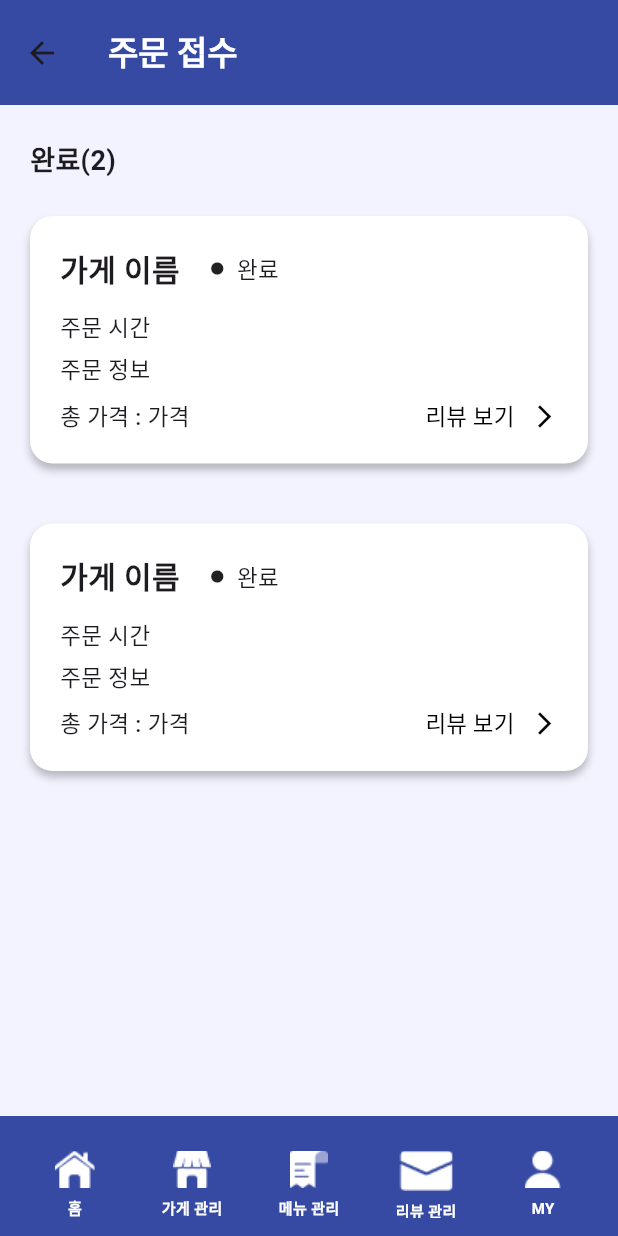
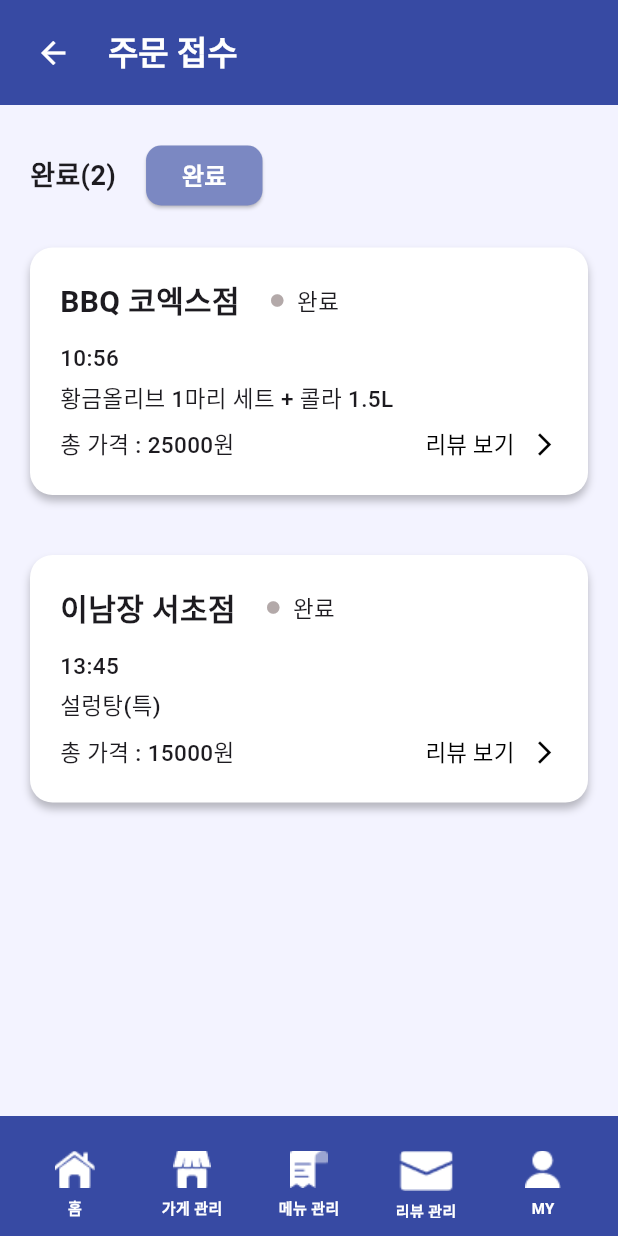
Before and after one commit to CSAI-CommentScribeAI/frontend, a Flutter app: the ReceiptPage screen opened directly, on a phone screen of 412 x 824 dp. Run offline on Flutter 3.47's test engine with Material 3 defaults, Android fonts, the phone set to English and light mode, and no system bars; our stand-ins replace email_validator, flutter_rating_bar, get, image_picker, syncfusion_flutter_charts, toggle_switch.

Commit message:
feat : #23 주문 정보 추가 및 리뷰 보기 버튼 기능 구현
주문정보를 객체 리스트로 만들어 해당하는 주문 정보를 집어넣고 가게 이름을 selectedStore에 집어넣어 리뷰 페이지로 이동

```diff
--- a/lib/screens/home_screen.dart
+++ b/lib/screens/home_screen.dart
@@ -1,12 +1,12 @@
 import 'package:flutter/material.dart';
 import 'package:frontend/charts/feedback_chart.dart';
 import 'package:frontend/screens/Menu_screen.dart';
+import 'package:frontend/screens/receipt_screen.dart';
 import 'package:frontend/screens/review_screen.dart';
 import 'package:frontend/screens/store_screen.dart';
 import 'package:frontend/widgets/circle_widget.dart';
 import 'package:frontend/widgets/current_widget.dart';
 import 'package:frontend/widgets/menuItem_widget.dart';
-import 'package:frontend/screens/feedback_screen.dart';
 
 class HomePage extends StatefulWidget {
   const HomePage({super.key});
@@ -225,9 +225,7 @@ class _HomePageState extends State<HomePage> {
             onTap: () {
               Navigator.push(
                 context,
-                MaterialPageRoute(
-                  builder: (context) => const FeedbackPage(),
-                ),
+                MaterialPageRoute(builder: (context) => const ReceiptPage()),
               );
             },
             child: Padding(
--- a/lib/screens/receipt_screen.dart
+++ b/lib/screens/receipt_screen.dart
@@ -1,8 +1,34 @@
 import 'package:flutter/material.dart';
+import 'package:frontend/screens/review_screen.dart';
 import 'package:frontend/widgets/store_widget.dart';
+import 'package:get/get.dart';
 
-class ReceiptPage extends StatelessWidget {
+class ReceiptPage extends StatefulWidget {
   const ReceiptPage({super.key});
+
+  @override
+  State<ReceiptPage> createState() => _ReceiptPageState();
+}
+
+class _ReceiptPageState extends State<ReceiptPage> {
+  int i = 0; // 각 객체마다 isCompleted에 접근하기 위해 선언
+
+  List<Map<String, dynamic>> orderList = [
+    {
+      'title': 'BBQ 코엑스점',
+      'time': '10:56',
+      'information': '황금올리브 1마리 세트 + 콜라 1.5L',
+      'price': 25000,
+      'isCompleted': false,
+    },
+    {
+      'title': '이남장 서초점',
+      'time': '13:45',
+      'information': '설렁탕(특)',
+      'price': 15000,
+      'isCompleted': false,
+    },
+  ];
 
   @override
   Widget build(BuildContext context) {
@@ -11,6 +37,12 @@ class ReceiptPage extends StatelessWidget {
       appBar: AppBar(
         backgroundColor: const Color(0xFF374AA3),
         toolbarHeight: 70,
+        leading: const Padding(
+          padding: EdgeInsets.only(left: 15.0),
+          child: BackButton(
+            color: Colors.white,
+          ),
+        ),
         title: const Text(
           '주문 접수',
           style: TextStyle(color: Colors.white, fontWeight: FontWeight.bold),
@@ -25,20 +57,58 @@ class ReceiptPage extends StatelessWidget {
           crossAxisAlignment: CrossAxisAlignment.start,
           children: [
             // 완료된 주문 정보 갯수
-            const Text(
-              '완료(2)',
-              style: TextStyle(
-                fontSize: 18,
-                fontWeight: FontWeight.bold,
-              ),
+            Row(
+              children: [
+                Text(
+                  '완료(${orderList.length})',
+                  style: const TextStyle(
+                    fontSize: 18,
+                    fontWeight: FontWeight.bold,
+                  ),
+                ),
+                const SizedBox(width: 20),
+                ElevatedButton(
+                  onPressed: () {
+                    // 주문이 들어오면 자동 완료 방식으로 하기 위해
+                    // 완료버튼을 누르면(주문이 들어오는 것과 동일) 자동 주문 완료 상태 전환
+                    setState(() {
+                      for (i = 0; i < orderList.length; i++) {
+                        orderList[i]['isCompleted'] = true;
+                      }
+                      // 주문 들어올 경우 스낵바 구현
+                      Get.snackbar(
+                        "주문 접수!!",
+                        "주문이 들어왔습니다!!",
+                        backgroundColor: Colors.white,
+                      );
+                    });
+                  },
+                  style: ElevatedButton.styleFrom(
+                    backgroundColor: const Color(0xFF7B88C2),
+                    foregroundColor: Colors.white,
+                    shape: RoundedRectangleBorder(
+                      borderRadius: BorderRadius.circular(10.0),
+                    ),
+                    minimumSize: const Size(70, 40),
+                  ),
+                  child: const Text(
+                    '완료',
+                    style: TextStyle(
+                      fontSize: 16,
+                      fontWeight: FontWeight.bold,
+                    ),
+                  ),
+                ),
+              ],
             ),
             const SizedBox(height: 24),
 
             // 주문 정보 컨테이너
             Expanded(
               child: ListView.builder(
-                itemCount: 2,
+                itemCount: orderList.length,
                 itemBuilder: (context, index) {
+                  final order = orderList[index];
                   return Column(
                     children: [
                       Container(
@@ -64,23 +134,26 @@ class ReceiptPage extends StatelessWidget {
                             crossAxisAlignment: CrossAxisAlignment.start,
                             children: [
                               // 가게 이름과 완료 상태
-                              const Row(
+                              Row(
                                 crossAxisAlignment: CrossAxisAlignment.center,
                                 children: [
                                   Text(
-                                    '가게 이름',
-                                    style: TextStyle(
+                                    order['title'],
+                                    style: const TextStyle(
                                       fontSize: 20,
                                       fontWeight: FontWeight.bold,
                                     ),
                                   ),
-                                  SizedBox(width: 20),
+                                  const SizedBox(width: 20),
                                   Icon(
                                     Icons.circle,
+                                    color: order['isCompleted'] == true
+                                        ? const Color(0xFF13D313)
+                                        : const Color(0xFFB3A9A9),
                                     size: 10.0,
                                   ),
-                                  SizedBox(width: 8),
-                                  Text(
+                                  const SizedBox(width: 8),
+                                  const Text(
                                     '완료',
                                     style: TextStyle(
                                       fontSize: 15,
@@ -91,9 +164,9 @@ class ReceiptPage extends StatelessWidget {
                               const SizedBox(height: 13),
 
                               // 주문 시간
-                              const Text(
-                                '주문 시간',
-                                style: TextStyle(
+                              Text(
+                                order['time'],
+                                style: const TextStyle(
                                   fontSize: 15,
                                   fontWeight: FontWeight.w500,
                                 ),
@@ -101,9 +174,9 @@ class ReceiptPage extends StatelessWidget {
                               const SizedBox(height: 5),
 
                               // 주문 정보
-                              const Text(
-                                '주문 정보',
-                                style: TextStyle(
+                              Text(
+                                order['information'],
+                                style: const TextStyle(
                                   fontSize: 15,
                                   fontWeight: FontWeight.w500,
                                 ),
@@ -116,15 +189,24 @@ class ReceiptPage extends StatelessWidget {
                                 mainAxisAlignment:
                                     MainAxisAlignment.spaceBetween,
                                 children: [
-                                  const Text(
-                                    '총 가격 : 가격',
-                                    style: TextStyle(
+                                  Text(
+                                    '총 가격 : ${order['price']}원',
+                                    style: const TextStyle(
                                       fontSize: 15,
                                       fontWeight: FontWeight.w500,
                                     ),
                                   ),
                                   TextButton(
-                                    onPressed: () {},
+                                    onPressed: () {
+                                      Navigator.push(
+                                        context,
+                                        MaterialPageRoute(
+                                          builder: (context) => ReviewPage(
+                                            order['title'],
+                                          ), // ReceiptPage에서는 selectedStore에 orderList의 title을 집어넣음
+                                        ),
+                                      );
+                                    },
                                     style: TextButton.styleFrom(
                                       foregroundColor: Colors.black,
                                       minimumSize: Size.zero,
@@ -145,7 +227,7 @@ class ReceiptPage extends StatelessWidget {
                                         Icon(Icons.arrow_forward_ios),
                                       ],
                                     ),
-                                  )
+                                  ),
                                 ],
                               ),
                             ],
```
